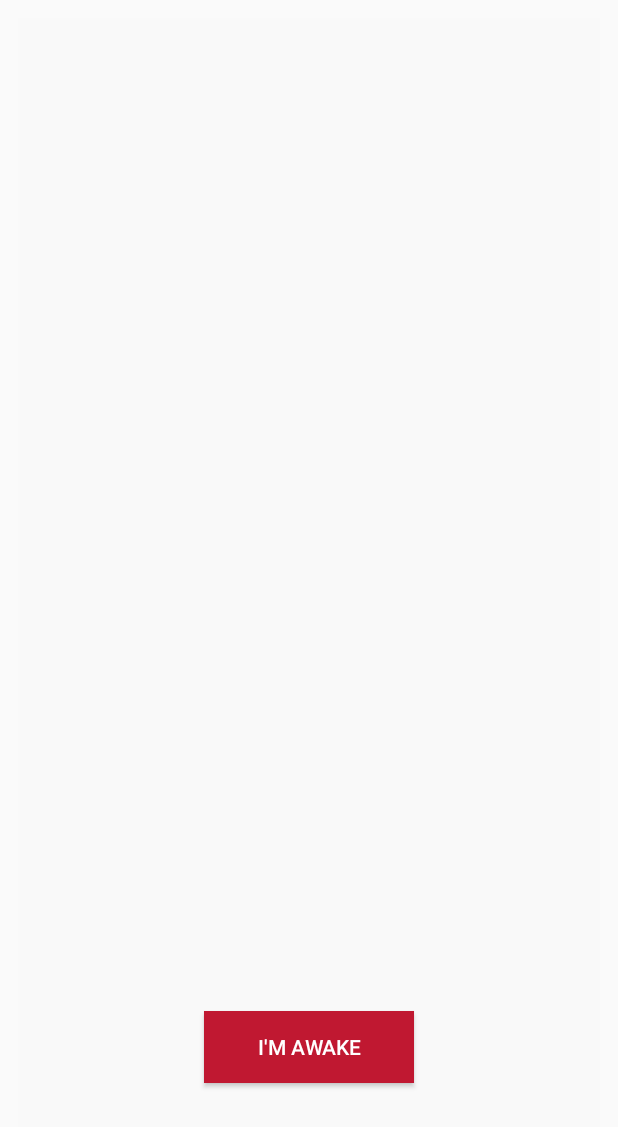
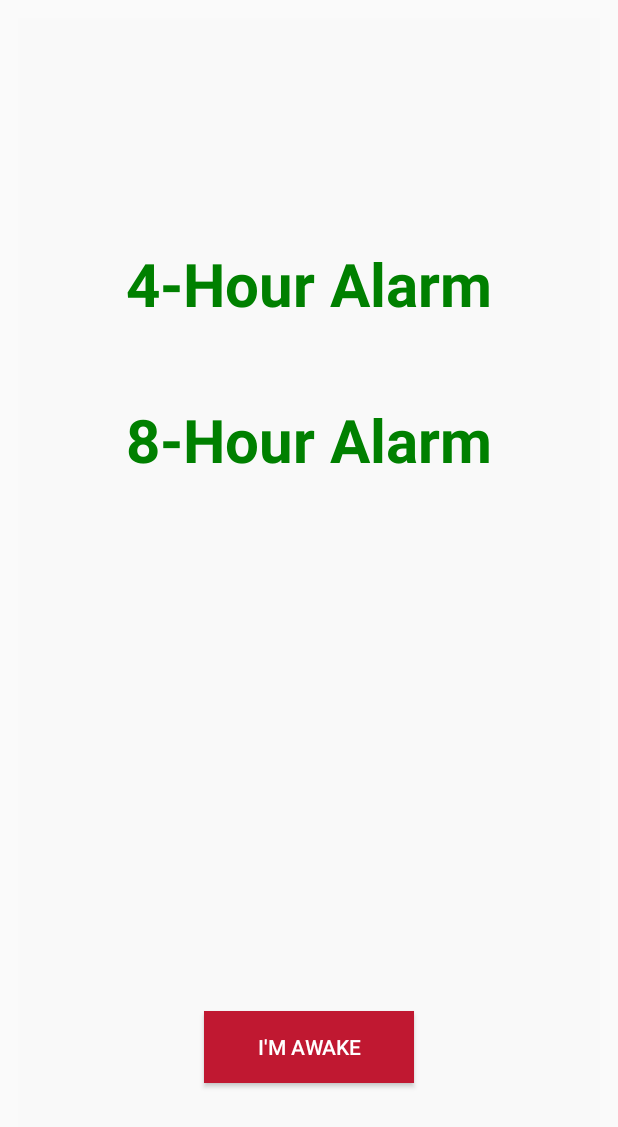
Before and after one commit to hannesvdc/Cortisol, an Android app built with Jetpack Compose: the screen it shows after launch (MainActivity), on a phone screen of 412 x 824 dp. Shown: the top 1127 px of the screen. Run offline under Robolectric (Android 15) with nearby library versions, the phone set to English and light mode, and no system bars.

Commit message:
Added two textviews to display the two countdown alarms

```diff
--- a/app/src/main/res/layout/activity_main.xml
+++ b/app/src/main/res/layout/activity_main.xml
@@ -6,19 +6,51 @@
     android:background="#f9f9f9"
     android:orientation="vertical"
     android:padding="10dp"
-    android:gravity="bottom|center">
+    android:gravity="top"
+    android:layout_gravity="center_horizontal">
 
+    <!-- First TextView -->
+    <TextView
+        android:id="@+id/text_view_4_hour"
+        android:layout_width="wrap_content"
+        android:layout_height="wrap_content"
+        android:layout_gravity="center_horizontal"
+        android:layout_marginTop="140dp"
+        android:text="4-Hour Alarm"
+        android:textColor="#008000"
+        android:textSize="40dp"
+        android:textStyle="bold"
+        android:gravity="center"/>
+
+    <!-- Add space between TextViews -->
+    <TextView
+        android:id="@+id/text_view_8_hour"
+        android:layout_width="wrap_content"
+        android:layout_height="wrap_content"
+        android:layout_gravity="center_horizontal"
+        android:layout_marginTop="50dp"
+        android:text="8-Hour Alarm"
+        android:textColor="#008000"
+        android:textSize="40dp"
+        android:textStyle="bold"
+        android:gravity="center"/>
+
+    <!-- Spacer to push the button down -->
+    <View
+        android:layout_width="match_parent"
+        android:layout_height="0dp"
+        android:layout_weight="1"/>
+
+    <!-- Button -->
     <Button
         android:id="@+id/wake_button"
         android:layout_width="140dp"
         android:layout_height="wrap_content"
-        android:layout_alignParentBottom="true"
-        android:layout_gravity="center_horizontal|center"
         android:layout_marginTop="20dp"
         android:layout_marginBottom="80dp"
         android:background="#C01831"
         android:onClick="meonFb"
         android:text="I'm Awake"
-        android:textColor="#ffffff" />
-
+        android:textColor="#ffffff"
+        android:layout_gravity="center"/>
 </LinearLayout>
```
